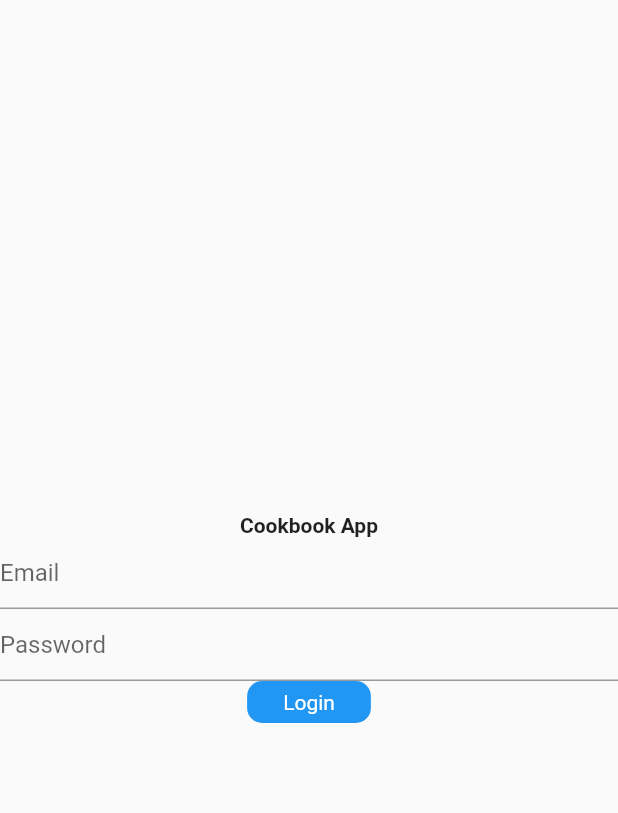
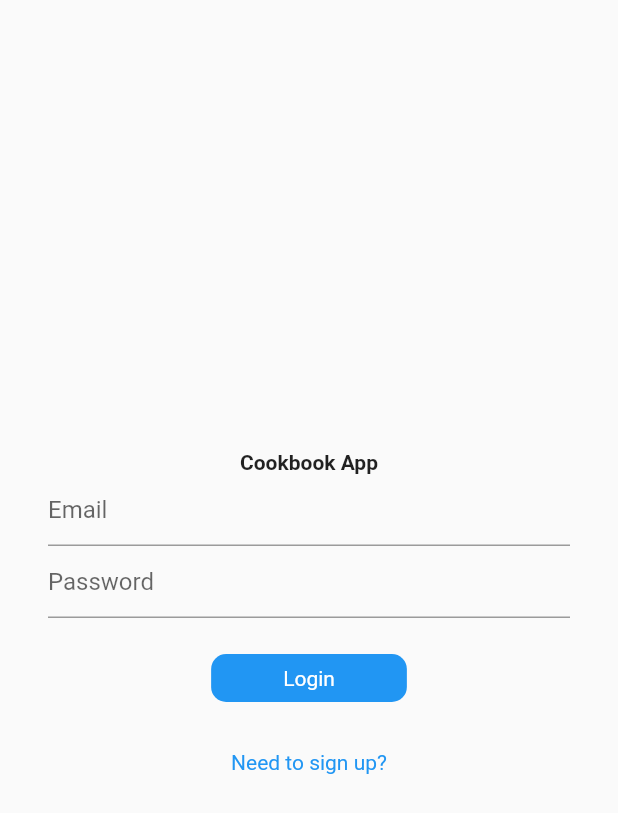
Before and after one commit to bruce-brookshire/cookbook_app_monolithic, a Flutter app: the screen it shows after launch, on a phone screen of 412 x 824 dp. Shown: the top 813 px of the screen. Run offline on Flutter 3.47's test engine with Material 2 defaults, Android fonts, the phone set to English and light mode, and no system bars; missing offline and left inert: dart_notification_center.

Commit message:
update the app to include sign up and log in, as well as more routes and models

```diff
--- a/cookbook_mobile/lib/login_view.dart
+++ b/cookbook_mobile/lib/login_view.dart
@@ -1,10 +1,11 @@
-import 'package:cookbook/api.dart';
 import 'package:cookbook/main.dart';
 import 'package:cookbook/new_entry_view.dart';
+import 'package:cookbook/signup_view.dart';
 import 'package:dart_notification_center/dart_notification_center.dart';
 import 'package:flutter/cupertino.dart';
 import 'package:flutter/material.dart';
 import 'package:flutter/services.dart';
+import 'tools.dart';
 
 class LoginView extends StatefulWidget {
   @override
@@ -44,10 +45,16 @@ class _LoginViewState extends State<LoginView> {
     }
   }
 
+  void tappedSignup(_) async {
+    Navigator.push(context, CupertinoPageRoute(builder: (_) => SignupView()));
+  }
+
   @override
   Widget build(BuildContext context) {
-    return Scaffold(
-      body: Center(
+    return NavView(
+      child: Center(
+        child: Padding(
+          padding: EdgeInsets.symmetric(horizontal: 32),
           child: Column(
             mainAxisAlignment: MainAxisAlignment.center,
             children: <Widget>[
@@ -66,7 +73,8 @@ class _LoginViewState extends State<LoginView> {
               GestureDetector(
                 onTapUp: tappedLogin,
                 child: Container(
-                padding: EdgeInsets.symmetric(horizontal: 24, vertical: 6),
+                  margin: EdgeInsets.only(top: 24),
+                  padding: EdgeInsets.symmetric(horizontal: 48, vertical: 8),
                   decoration: BoxDecoration(
                     borderRadius: BorderRadius.circular(10),
                     color: Colors.blue,
@@ -77,7 +85,20 @@ class _LoginViewState extends State<LoginView> {
                   ),
                 ),
               ),
+              GestureDetector(
+                behavior: HitTestBehavior.opaque,
+                onTapUp: tappedSignup,
+                child: Container(
+                  margin: EdgeInsets.only(top: 24),
+                  padding: EdgeInsets.symmetric(horizontal: 48, vertical: 8),
+                  child: Text(
+                    'Need to sign up?',
+                    style: TextStyle(color: Colors.blue),
+                  ),
+                ),
+              ),
             ],
+          ),
         ),
       ),
     );
--- a/cookbook_mobile/lib/main.dart
+++ b/cookbook_mobile/lib/main.dart
@@ -3,6 +3,7 @@ import 'package:cookbook/new_entry_view.dart';
 import 'package:dart_notification_center/dart_notification_center.dart';
 import 'package:flutter/material.dart';
 import 'package:flutter/cupertino.dart';
+import 'tools.dart';
 
 void main() => runApp(MainApp());
 
@@ -11,8 +12,6 @@ class MainApp extends StatefulWidget {
   @override
   State createState() => _MainAppState();
 }
-
-enum AppState { auth, main }
 
 class _MainAppState extends State<MainApp> {
   AppState _appState;
--- /dev/null
+++ b/cookbook_mobile/lib/models/cookbook.dart
@@ -0,0 +1,11 @@
+part of 'api.dart';
+
+class Cookbook {
+  final int id;
+  final String name;
+
+  Cookbook(this.id, this.name);
+
+  static Cookbook _fromJson(Map content) =>
+      Cookbook(content['id'], content['name']);
+}
--- /dev/null
+++ b/cookbook_mobile/lib/models/user.dart
@@ -0,0 +1,26 @@
+part of 'api.dart';
+
+class User {
+  final String email;
+
+  User(this.email);
+
+  static User currentUser;
+
+  static User _fromJson(Map content) {
+    currentUser = User(content['email']);
+    return currentUser;
+  }
+
+  static Future<User> createUser(
+          String firstName, String lastName, String email, String password) =>
+      HTTPInterface.post(
+          '/users',
+          {
+            "name_first": firstName,
+            "name_last": lastName,
+            "email": email,
+            "password": password,
+          },
+          _fromJson);
+}
--- /dev/null
+++ b/cookbook_mobile/lib/tools.dart
@@ -0,0 +1,18 @@
+import 'package:flutter/material.dart';
+
+export './models/api.dart';
+
+
+enum AppState { auth, main }
+
+class NavView extends StatelessWidget {
+  final Widget child;
+
+  NavView({this.child});
+
+
+  @override
+  Widget build(BuildContext context) {
+    return Scaffold(body: child);
+  }
+}
```
Also changed, not shown: cookbook_mobile/lib/models/api.dart (renamed from cookbook_mobile/lib/api.dart, +9 -13 lines), cookbook_mobile/lib/models/invite.dart (added, +22 -0 lines), cookbook_mobile/lib/signup_view.dart (+112 -3 lines), 1 other file. Lines whose indentation alone changed are shown as unchanged.
